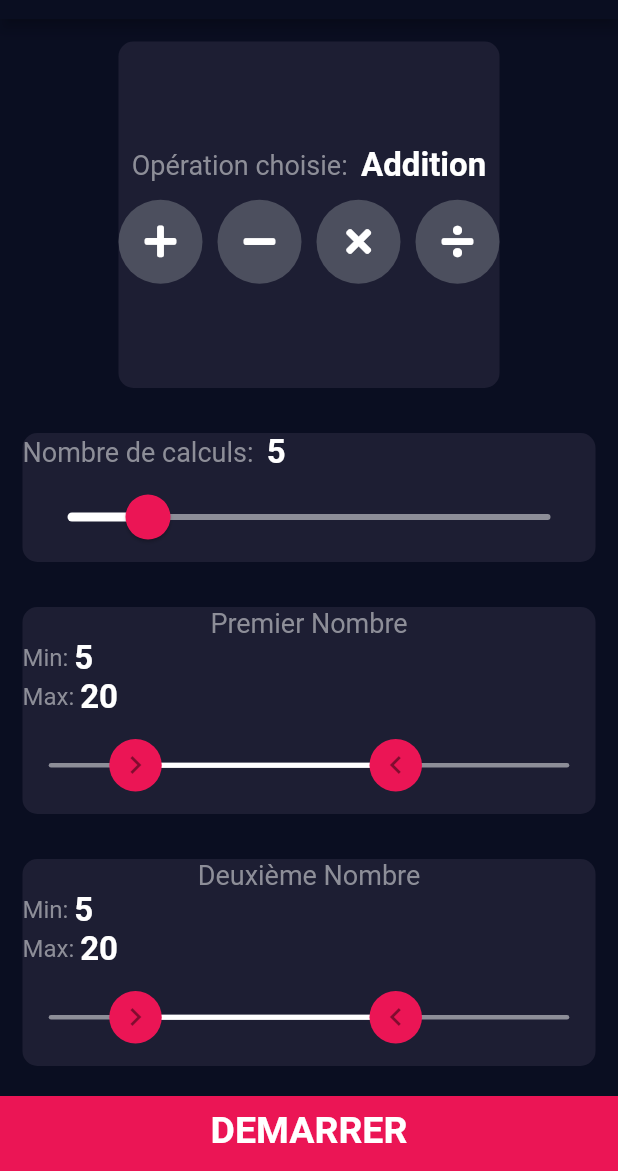
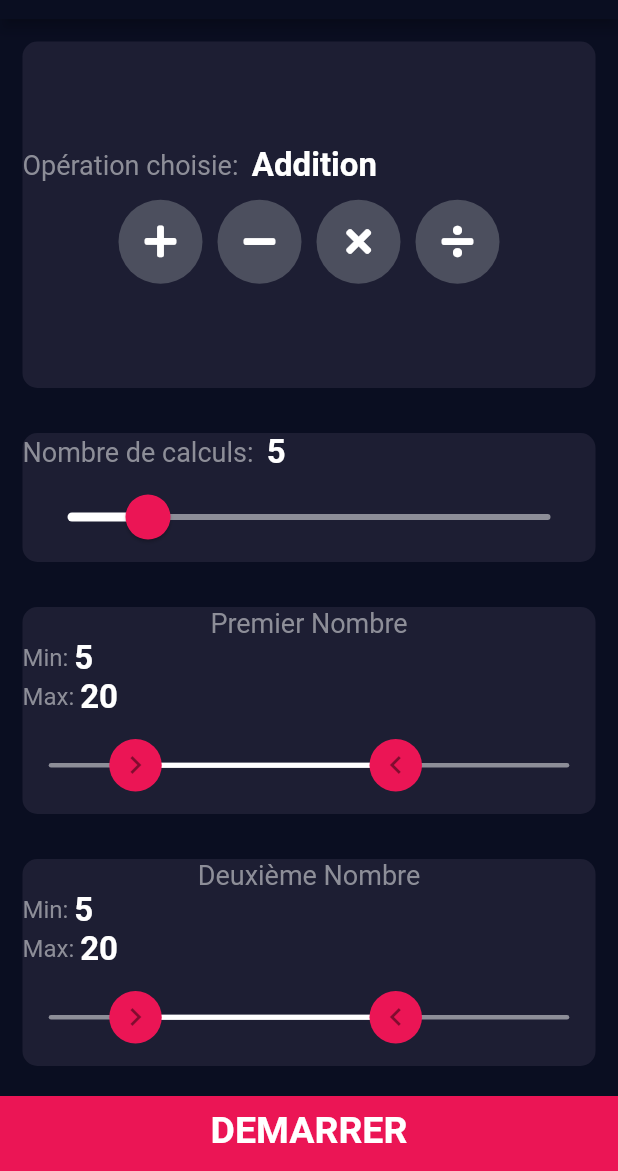
Before and after one commit to Olivier9493/calcul_mental_flutter, a Flutter app: the screen it shows after launch, on a phone screen of 412 x 824 dp, the part 65-1236 px from its top. Run offline on Flutter 3.47's test engine with Material 2 defaults, Android fonts, the phone set to English and light mode, and no system bars; drawn by our look-alikes of flutter_xlider; our stand-ins replace font_awesome_flutter; missing offline and left inert: charcode.

Commit message:
Fix Bug for Keyboard + Layout update after test on physical device

```diff
--- a/lib/screens/input_page.dart
+++ b/lib/screens/input_page.dart
@@ -71,11 +71,7 @@ class _InputPageState extends State<InputPage> {
         crossAxisAlignment: CrossAxisAlignment.stretch,
         children: [
           Expanded(
-            flex: 1,
-            child: Row(
-              mainAxisAlignment: MainAxisAlignment.spaceEvenly,
-              children: [
-                ReusableCard(
+            child: ReusableCard(
               colour: kActiveCardColor,
               cardChild: Column(
                 mainAxisAlignment: MainAxisAlignment.center,
@@ -133,8 +129,6 @@ class _InputPageState extends State<InputPage> {
                   ),
                 ],
               ),
-                ),
-              ],
             ),
           ),
           ReusableCard(
```
Also changed, not shown: lib/screens/exam_page.dart (+19 -9 lines). Lines whose indentation alone changed are shown as unchanged.
